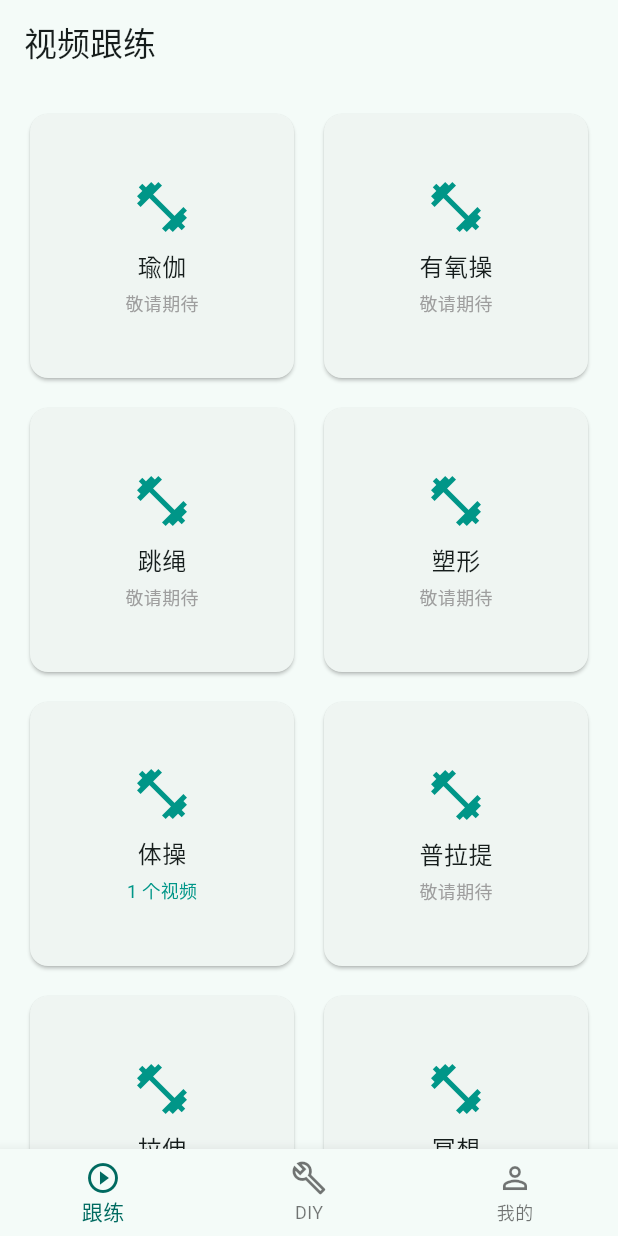
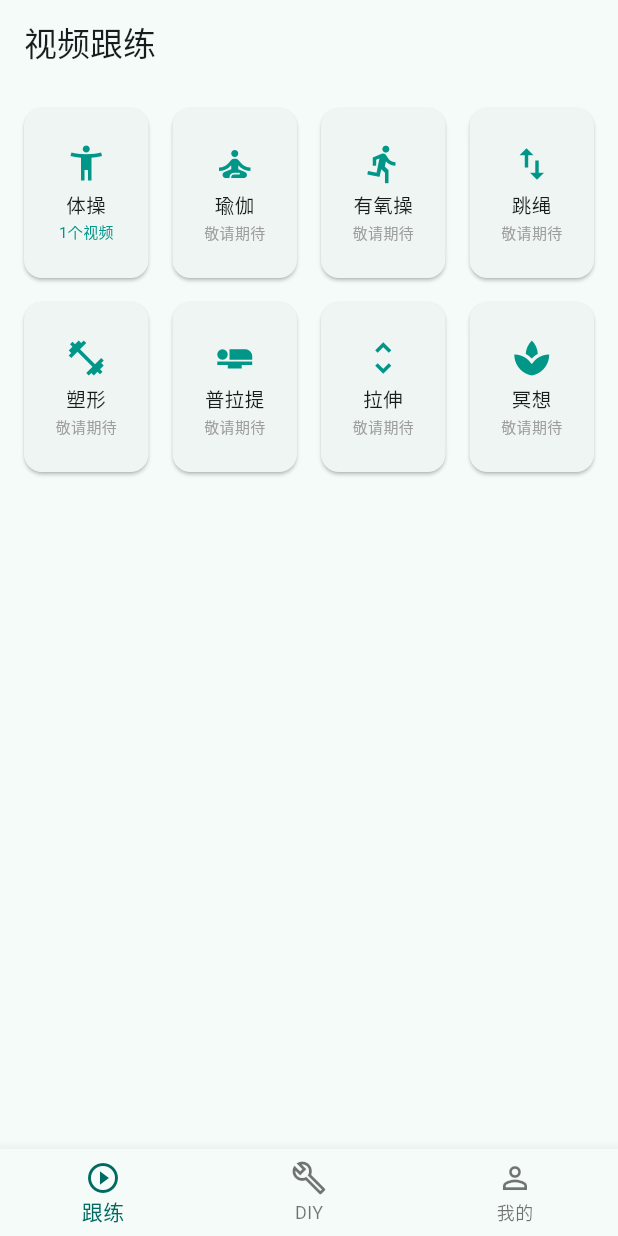
Before and after one commit to generaljxw/moveon, a Flutter app: the screen it shows after launch, on a phone screen of 412 x 824 dp. Run offline on Flutter 3.47's test engine with Material 3 defaults, Android fonts, the phone set to English and light mode, and no system bars; our stand-ins replace audioplayers, flutter_tts, shared_preferences, sqflite_common_ffi, video_player; accounts and stored records are empty.

Commit message:
fix: follow-along module — video error guide, unique category icons, 4-column layout
- 体操视频缺失：改进错误页面，显示具体文件路径引导用户放置 MP4
- 8 类别各用不同 Material Icon（瑜伽=self_improvement, 有氧操=directions_run, 跳绳=swap_vert, 塑形=fitness_center, 体操=accessibility_new, 普拉提=airline_seat_flat, 拉伸=unfold_more, 冥想=spa）
- 体操置首（唯一有视频的类型）
- GridView 改为 4 列，8 类刚好两排展示完毕，无需滚动

```diff
--- a/lib/models/workout_category.dart
+++ b/lib/models/workout_category.dart
@@ -1,4 +1,6 @@
 // lib/models/workout_category.dart — 运动类型分类
+import 'package:flutter/material.dart';
+
 /// 运动类型分类 — V1.0 预置 8 种，不可动态增删
 ///
 /// 仅体操类预置了第八套广播体操视频；其余分类暂无视频内容。
@@ -9,6 +11,9 @@ class WorkoutCategory {
   /// 分类图标在 assets 中的相对路径
   final String iconPath;
 
+  /// Material Icon 图标数据（用于页面展示）
+  final IconData iconData;
+
   /// 该分类下是否含有可播放的预置视频
   final bool hasVideos;
 
@@ -18,25 +23,23 @@ class WorkoutCategory {
   const WorkoutCategory({
     required this.name,
     required this.iconPath,
+    required this.iconData,
     required this.hasVideos,
     required this.videoCount,
   });
 
   /// V1.0 预置的 8 种运动分类
   ///
-  /// 运动类型覆盖"燃脂→塑形→放松"全场景：
-  /// - 瑜伽/有氧操/跳绳 → 燃脂心肺
-  /// - 塑形/普拉提/体操 → 力量塑形
-  /// - 拉伸/冥想 → 恢复放松
+  /// 体操置首（唯一有预置视频的类型），其余按运动场景排列。
   static List<WorkoutCategory> get defaults => [
-    const WorkoutCategory(name: '瑜伽', iconPath: 'assets/images/category_icons/yoga.png', hasVideos: false, videoCount: 0),
-    const WorkoutCategory(name: '有氧操', iconPath: 'assets/images/category_icons/aerobics.png', hasVideos: false, videoCount: 0),
-    const WorkoutCategory(name: '跳绳', iconPath: 'assets/images/category_icons/jump_rope.png', hasVideos: false, videoCount: 0),
-    const WorkoutCategory(name: '塑形', iconPath: 'assets/images/category_icons/sculpt.png', hasVideos: false, videoCount: 0),
-    // 体操类：V1.0 唯一预置视频（第八套广播体操 480p）
-    const WorkoutCategory(name: '体操', iconPath: 'assets/images/category_icons/calisthenics.png', hasVideos: true, videoCount: 1),
-    const WorkoutCategory(name: '普拉提', iconPath: 'assets/images/category_icons/pilates.png', hasVideos: false, videoCount: 0),
-    const WorkoutCategory(name: '拉伸', iconPath: 'assets/images/category_icons/stretching.png', hasVideos: false, videoCount: 0),
-    const WorkoutCategory(name: '冥想', iconPath: 'assets/images/category_icons/meditation.png', hasVideos: false, videoCount: 0),
+    // 体操置首：唯一预置视频（第八套广播体操 480p）
+    const WorkoutCategory(name: '体操', iconPath: 'assets/images/category_icons/calisthenics.png', iconData: Icons.accessibility_new, hasVideos: true, videoCount: 1),
+    const WorkoutCategory(name: '瑜伽', iconPath: 'assets/images/category_icons/yoga.png', iconData: Icons.self_improvement, hasVideos: false, videoCount: 0),
+    const WorkoutCategory(name: '有氧操', iconPath: 'assets/images/category_icons/aerobics.png', iconData: Icons.directions_run, hasVideos: false, videoCount: 0),
+    const WorkoutCategory(name: '跳绳', iconPath: 'assets/images/category_icons/jump_rope.png', iconData: Icons.swap_vert, hasVideos: false, videoCount: 0),
+    const WorkoutCategory(name: '塑形', iconPath: 'assets/images/category_icons/sculpt.png', iconData: Icons.fitness_center, hasVideos: false, videoCount: 0),
+    const WorkoutCategory(name: '普拉提', iconPath: 'assets/images/category_icons/pilates.png', iconData: Icons.airline_seat_flat, hasVideos: false, videoCount: 0),
+    const WorkoutCategory(name: '拉伸', iconPath: 'assets/images/category_icons/stretching.png', iconData: Icons.unfold_more, hasVideos: false, videoCount: 0),
+    const WorkoutCategory(name: '冥想', iconPath: 'assets/images/category_icons/meditation.png', iconData: Icons.spa, hasVideos: false, videoCount: 0),
   ];
 }
--- a/lib/screens/follow/follow_home_screen.dart
+++ b/lib/screens/follow/follow_home_screen.dart
@@ -6,8 +6,8 @@ import 'video_list_screen.dart';
 
 /// 跟练首页 — 8 种运动类型的卡片网格
 ///
-/// 每行 2 列，显示分类图标、名称和视频数量角标。
-/// 点击卡片进入对应类型的视频列表。
+/// 一排 4 个，两排展示完毕，无需滚动。
+/// 每个卡片显示分类专属图标、名称和视频数量角标。
 class FollowHomeScreen extends StatelessWidget {
   const FollowHomeScreen({super.key});
 
@@ -16,12 +16,12 @@ class FollowHomeScreen extends StatelessWidget {
     return Scaffold(
       appBar: AppBar(title: const Text('视频跟练')),
       body: GridView.builder(
-        padding: const EdgeInsets.all(16),
+        padding: const EdgeInsets.all(12),
         gridDelegate: const SliverGridDelegateWithFixedCrossAxisCount(
-          crossAxisCount: 2,           // 每行 2 列
-          crossAxisSpacing: 12,
-          mainAxisSpacing: 12,
-          childAspectRatio: 1.0,      // 正方形卡片
+          crossAxisCount: 4,              // 一排 4 个，8 类刚好两排
+          crossAxisSpacing: 8,
+          mainAxisSpacing: 8,
+          childAspectRatio: 0.75,         // 略高的卡片比例
         ),
         itemCount: categories.length,
         itemBuilder: (context, index) {
@@ -37,7 +37,7 @@ class FollowHomeScreen extends StatelessWidget {
   }
 }
 
-/// 运动类型卡片 — 图标 + 名称 + 视频角标
+/// 运动类型卡片 — 专属图标 + 名称 + 视频角标
 class _CategoryCard extends StatelessWidget {
   final WorkoutCategory category;
   final VoidCallback onTap;
@@ -49,18 +49,19 @@ class _CategoryCard extends StatelessWidget {
       child: InkWell(
         onTap: onTap,
         child: Padding(
-          padding: const EdgeInsets.all(16),
+          // 紧凑内边距适配 4 列布局
+          padding: const EdgeInsets.symmetric(vertical: 10, horizontal: 4),
           child: Column(
             mainAxisAlignment: MainAxisAlignment.center,
             children: [
-              const Icon(Icons.fitness_center, size: 40, color: Colors.teal),
-              const SizedBox(height: 8),
-              Text(category.name, style: const TextStyle(fontSize: 16)),
+              Icon(category.iconData, size: 28, color: Colors.teal),
               const SizedBox(height: 4),
-              // 视频角标：有视频显示数量，无视频显示"敬请期待"
+              Text(category.name, style: const TextStyle(fontSize: 13),
+                textAlign: TextAlign.center, maxLines: 1, overflow: TextOverflow.ellipsis),
+              const SizedBox(height: 2),
               Text(
-                category.hasVideos ? '${category.videoCount} 个视频' : '敬请期待',
-                style: TextStyle(fontSize: 12, color: category.hasVideos ? Colors.teal : Colors.grey),
+                category.hasVideos ? '${category.videoCount}个视频' : '敬请期待',
+                style: TextStyle(fontSize: 10, color: category.hasVideos ? Colors.teal : Colors.grey),
               ),
             ],
           ),
```
Also changed, not shown: lib/screens/follow/video_player_screen.dart (+19 -9 lines).
